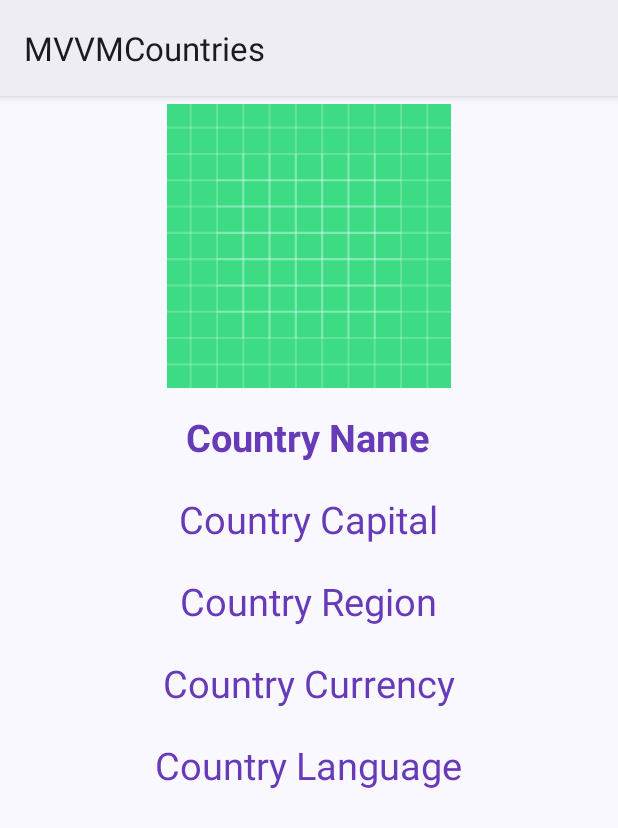
After one commit to kemalgeylaniyuki/CountriesMVVM, an Android app: the CountryFragment screen opened through its navigation route, on a phone screen of 412 x 824 dp. The commit adds this screen. Shown: the top 828 px of the screen. Run offline under Robolectric (Android 15) with nearby library versions, the phone set to English and light mode, and no system bars; our stand-ins replace data binding.

Commit message:
Layout Design

```diff
--- a/app/src/main/AndroidManifest.xml
+++ b/app/src/main/AndroidManifest.xml
@@ -13,7 +13,7 @@
         android:theme="@style/Theme.Material3.DynamicColors.DayNight"
         tools:targetApi="31">
         <activity
-            android:name=".MainActivity"
+            android:name=".view.MainActivity"
             android:exported="true">
             <intent-filter>
                 <action android:name="android.intent.action.MAIN" />
--- /dev/null
+++ b/app/src/main/java/com/example/mvvmcountries/view/CountryFragment.kt
@@ -0,0 +1,36 @@
+package com.example.mvvmcountries.view
+
+import android.os.Bundle
+import androidx.fragment.app.Fragment
+import android.view.LayoutInflater
+import android.view.View
+import android.view.ViewGroup
+import com.example.mvvmcountries.R
+
+class CountryFragment : Fragment() {
+
+    private var counrtyUUID = 0
+
+    override fun onCreate(savedInstanceState: Bundle?) {
+        super.onCreate(savedInstanceState)
+
+    }
+
+    override fun onCreateView(
+        inflater: LayoutInflater, container: ViewGroup?,
+        savedInstanceState: Bundle?
+    ): View? {
+        // Inflate the layout for this fragment
+        return inflater.inflate(R.layout.fragment_country, container, false)
+    }
+
+    override fun onViewCreated(view: View, savedInstanceState: Bundle?) {
+        super.onViewCreated(view, savedInstanceState)
+
+        arguments?.let {
+            counrtyUUID = CountryFragmentArgs.fromBundle(it).counrtyUUID
+        }
+
+    }
+
+}
--- /dev/null
+++ b/app/src/main/java/com/example/mvvmcountries/view/FeedFragment.kt
@@ -0,0 +1,26 @@
+package com.example.mvvmcountries.view
+
+import android.os.Bundle
+import androidx.fragment.app.Fragment
+import android.view.LayoutInflater
+import android.view.View
+import android.view.ViewGroup
+import com.example.mvvmcountries.R
+
+class FeedFragment : Fragment() {
+
+
+    override fun onCreate(savedInstanceState: Bundle?) {
+        super.onCreate(savedInstanceState)
+
+    }
+
+    override fun onCreateView(
+        inflater: LayoutInflater, container: ViewGroup?,
+        savedInstanceState: Bundle?
+    ): View? {
+        // Inflate the layout for this fragment
+        return inflater.inflate(R.layout.fragment_feed, container, false)
+    }
+
+}
--- a/app/src/main/java/com/example/mvvmcountries/MainActivity.kt
+++ b/app/src/main/java/com/example/mvvmcountries/view/MainActivity.kt
@@ -1,4 +1,4 @@
-package com.example.mvvmcountries
+package com.example.mvvmcountries.view
 
 import androidx.appcompat.app.AppCompatActivity
 import android.os.Bundle
--- a/app/src/main/res/layout/activity_main.xml
+++ b/app/src/main/res/layout/activity_main.xml
@@ -4,4 +4,17 @@
     xmlns:tools="http://schemas.android.com/tools"
     android:layout_width="match_parent"
     android:layout_height="match_parent"
-    tools:context=".MainActivity"/>
+    tools:context=".view.MainActivity">
+
+    <androidx.fragment.app.FragmentContainerView
+        android:id="@+id/fragmentContainerView"
+        android:name="androidx.navigation.fragment.NavHostFragment"
+        android:layout_width="match_parent"
+        android:layout_height="match_parent"
+        app:defaultNavHost="true"
+        app:layout_constraintBottom_toBottomOf="parent"
+        app:layout_constraintEnd_toEndOf="parent"
+        app:layout_constraintStart_toStartOf="parent"
+        app:layout_constraintTop_toTopOf="parent"
+        app:navGraph="@navigation/country_navigation" />
+</androidx.constraintlayout.widget.ConstraintLayout>
--- /dev/null
+++ b/app/src/main/res/layout/fragment_country.xml
@@ -0,0 +1,78 @@
+<?xml version="1.0" encoding="utf-8"?>
+<layout
+    xmlns:android="http://schemas.android.com/apk/res/android"
+    xmlns:app="http://schemas.android.com/apk/res-auto"
+    xmlns:tools="http://schemas.android.com/tools"
+    >
+<RelativeLayout
+    android:layout_width="match_parent"
+    android:layout_height="match_parent"
+    tools:context=".view.CountryFragment">
+
+    <ImageView
+        android:padding="5dp"
+        android:id="@+id/countryImage"
+        android:layout_width="match_parent"
+        android:layout_height="wrap_content"
+        android:layout_alignParentTop="true"
+        android:scaleType="fitCenter"
+        android:minHeight="200dp"
+        android:src="@drawable/ic_launcher_background" />
+
+    <TextView
+        android:id="@+id/countryCapital"
+        android:layout_width="wrap_content"
+        android:layout_height="wrap_content"
+        android:text="Country Capital"
+        android:layout_below="@+id/countryName"
+        android:layout_centerHorizontal="true"
+        android:textSize="25sp"
+        android:textColor="#673AB7"
+        android:layout_margin="10dp"/>
+
+    <TextView
+        android:id="@+id/countryRegion"
+        android:layout_width="wrap_content"
+        android:layout_height="wrap_content"
+        android:text="Country Region"
+        android:layout_below="@+id/countryCapital"
+        android:layout_centerHorizontal="true"
+        android:textSize="25sp"
+        android:textColor="#673AB7"
+        android:layout_margin="10dp"/>
+
+    <TextView
+        android:id="@+id/countryCurrency"
+        android:layout_width="wrap_content"
+        android:layout_height="wrap_content"
+        android:text="Country Currency"
+        android:layout_below="@+id/countryRegion"
+        android:layout_centerHorizontal="true"
+        android:textSize="25sp"
+        android:textColor="#673AB7"
+        android:layout_margin="10dp"/>
+
+    <TextView
+        android:id="@+id/countryName"
+        android:layout_width="wrap_content"
+        android:layout_height="wrap_content"
+        android:text="Country Name"
+        android:layout_below="@+id/countryImage"
+        android:layout_centerHorizontal="true"
+        android:textSize="25sp"
+        android:textStyle="bold"
+        android:textColor="#673AB7"
+        android:layout_margin="10dp"/>
+    <TextView
+        android:id="@+id/countryLanguage"
+        android:layout_width="wrap_content"
+        android:layout_height="wrap_content"
+        android:text="Country Language"
+        android:layout_below="@+id/countryCurrency"
+        android:layout_centerHorizontal="true"
+        android:textSize="25sp"
+        android:textColor="#673AB7"
+        android:layout_margin="10dp"/>
+
+</RelativeLayout>
+</layout>
--- /dev/null
+++ b/app/src/main/res/navigation/country_navigation.xml
@@ -0,0 +1,30 @@
+<?xml version="1.0" encoding="utf-8"?>
+<navigation xmlns:android="http://schemas.android.com/apk/res/android"
+    xmlns:app="http://schemas.android.com/apk/res-auto"
+    xmlns:tools="http://schemas.android.com/tools"
+    android:id="@+id/country_navigation"
+    app:startDestination="@id/feedFragment">
+
+    <fragment
+        android:id="@+id/feedFragment"
+        android:name="com.example.mvvmcountries.view.FeedFragment"
+        android:label="fragment_feed"
+        tools:layout="@layout/fragment_feed" >
+        <action
+            android:id="@+id/action_feedFragment_to_countryFragment"
+            app:destination="@id/countryFragment" />
+    </fragment>
+    <fragment
+        android:id="@+id/countryFragment"
+        android:name="com.example.mvvmcountries.view.CountryFragment"
+        android:label="fragment_country"
+        tools:layout="@layout/fragment_country" >
+        <action
+            android:id="@+id/action_countryFragment_to_feedFragment"
+            app:destination="@id/feedFragment" />
+        <argument
+            android:name="counrtyUUID"
+            app:argType="integer"
+            android:defaultValue="0" />
+    </fragment>
+</navigation>
--- a/app/src/main/res/values/strings.xml
+++ b/app/src/main/res/values/strings.xml
@@ -1,3 +1,5 @@
 <resources>
     <string name="app_name">MVVMCountries</string>
+    <!-- TODO: Remove or change this placeholder text -->
+    <string name="hello_blank_fragment">Hello blank fragment</string>
 </resources>
--- a/build.gradle.kts
+++ b/build.gradle.kts
@@ -5,7 +5,7 @@ buildscript {
         google()
     }
     dependencies {
-        val nav_version = "2.7.0"
+        val nav_version = "2.6.0"
         classpath("androidx.navigation:navigation-safe-args-gradle-plugin:$nav_version")
     }
 }
@@ -13,5 +13,5 @@ buildscript {
 plugins {
     id("com.android.application") version "8.1.0" apply false
     id("org.jetbrains.kotlin.android") version "1.8.0" apply false
-    id("androidx.navigation.safeargs") version "2.7.0" apply false
+    id("androidx.navigation.safeargs") version "2.6.0" apply false
 }
```
Also changed, not shown: app/build.gradle.kts (+5 -11 lines), app/src/main/res/layout/fragment_feed.xml (added, +51 -0 lines), app/src/main/res/layout/item_country.xml (added, +53 -0 lines).
